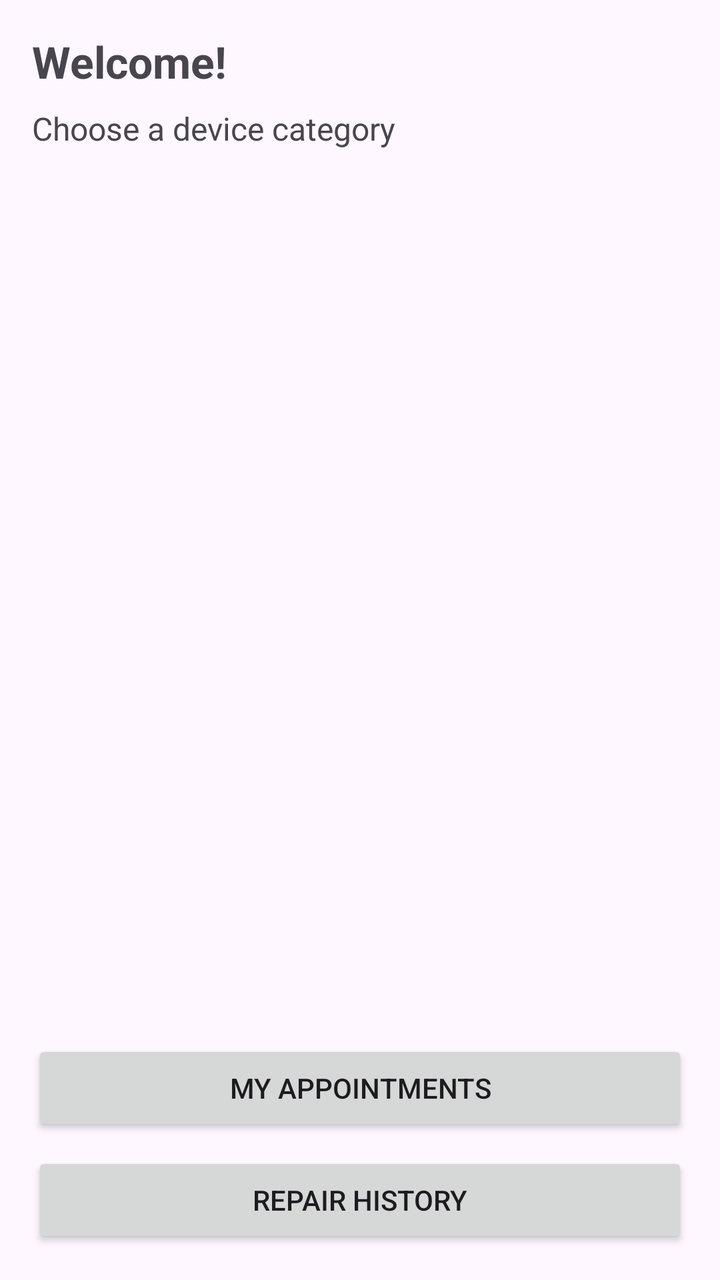
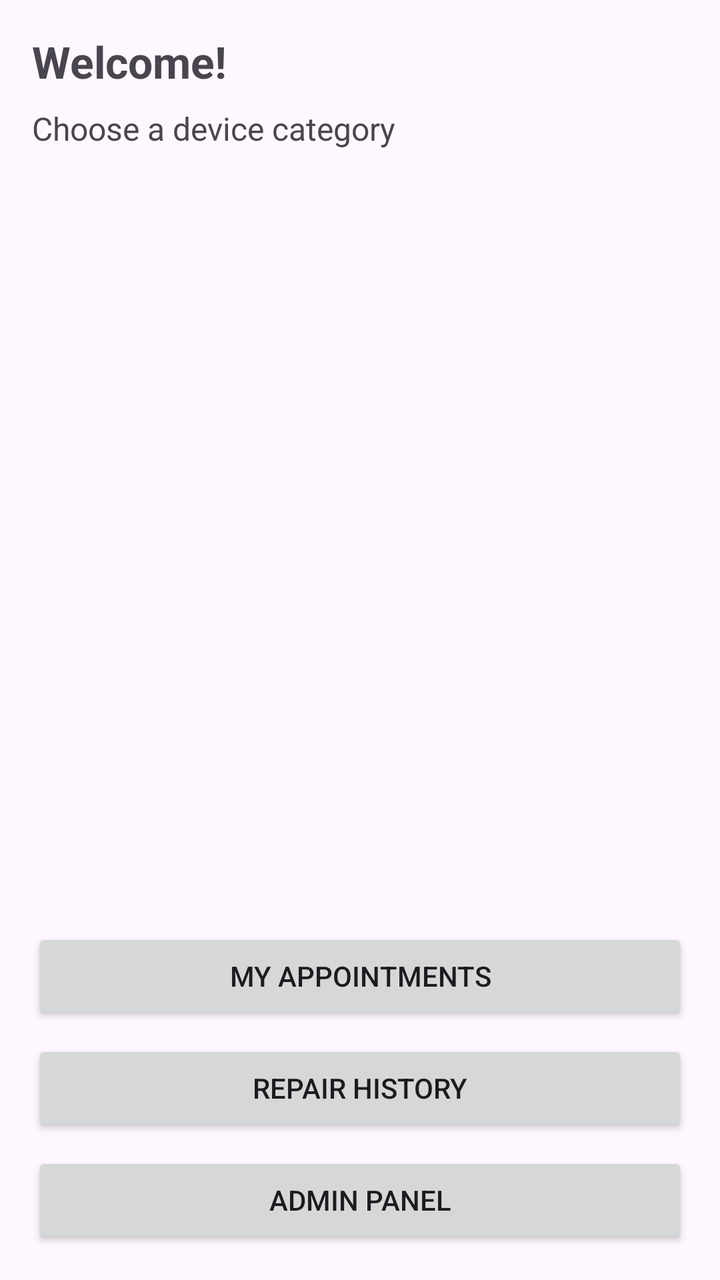

Screens rendered from an Android XML layout before and after an edit, with the pre-edit source and the edit as a unified diff.
<!-- AndroidManifest.xml: application theme Theme.TechFix -->
<!-- res/layout/activity_home.xml -->
<?xml version="1.0" encoding="utf-8"?>
<LinearLayout xmlns:android="http://schemas.android.com/apk/res/android"
    android:layout_width="match_parent"
    android:layout_height="match_parent"
    android:orientation="vertical"
    android:padding="16dp">

    <TextView
        android:id="@+id/tvWelcome"
        android:layout_width="wrap_content"
        android:layout_height="wrap_content"
        android:text="Welcome!"
        android:textSize="22sp"
        android:textStyle="bold"
        android:layout_marginBottom="8dp" />

    <TextView
        android:layout_width="wrap_content"
        android:layout_height="wrap_content"
        android:text="Choose a device category"
        android:textSize="16sp"
        android:layout_marginBottom="12dp" />

    <androidx.recyclerview.widget.RecyclerView
        android:id="@+id/rvCategories"
        android:layout_width="match_parent"
        android:layout_height="0dp"
        android:layout_weight="1" />

    <Button
        android:id="@+id/btnMyAppointments"
        android:layout_width="match_parent"
        android:layout_height="wrap_content"
        android:text="My Appointments"
        android:layout_marginTop="12dp" />

    <Button
        android:id="@+id/btnRepairHistory"
        android:layout_width="match_parent"
        android:layout_height="wrap_content"
        android:text="Repair History"
        android:layout_marginTop="8dp" />

</LinearLayout>
<!-- resources referenced by this layout -->
<resources>
  <style name="Theme.TechFix" parent="Base.Theme.TechFix" />
  <style name="Base.Theme.TechFix" parent="Theme.Material3.DayNight.NoActionBar">
          
          
      </style>
</resources>

<!-- the commit's change to res/layout/activity_home.xml (unified diff, before → after) -->
@@ -41,4 +41,12 @@
         android:text="Repair History"
         android:layout_marginTop="8dp" />
 
+
+    <Button
+        android:id="@+id/btnAdminPanel"
+        android:layout_width="match_parent"
+        android:layout_height="wrap_content"
+        android:text="Admin Panel"
+        android:layout_marginTop="8dp" />
+
 </LinearLayout>
